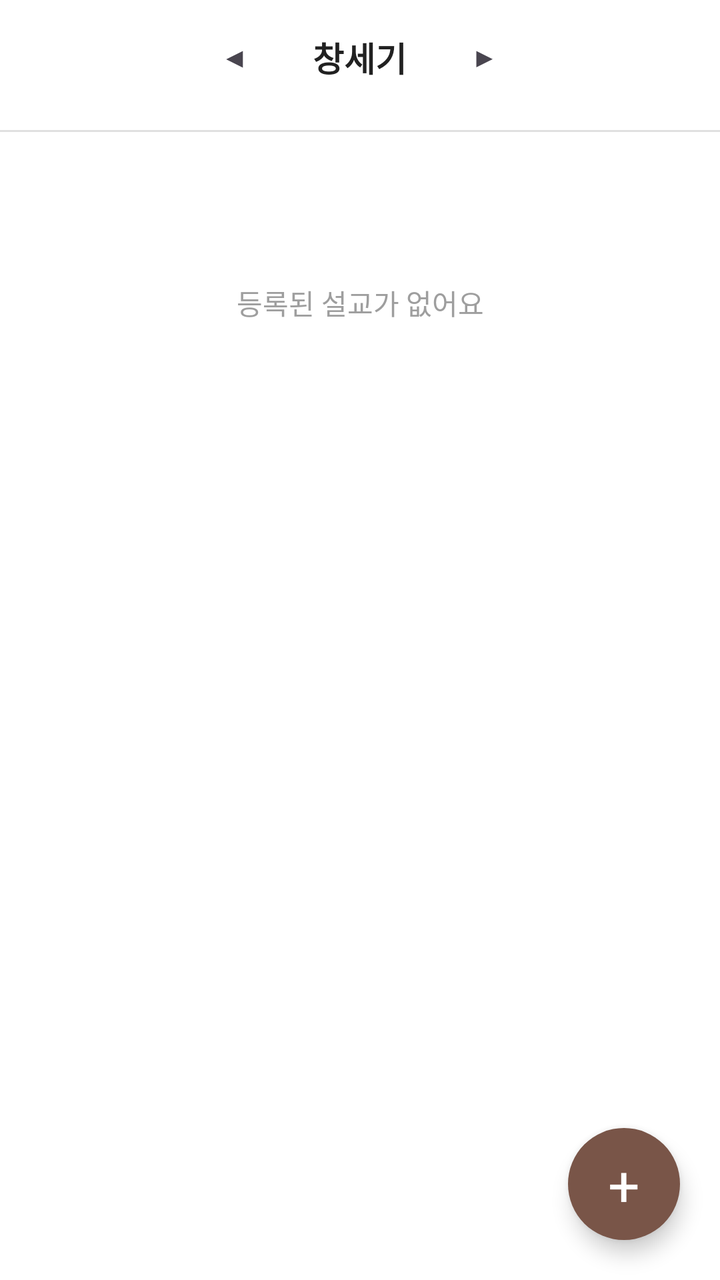
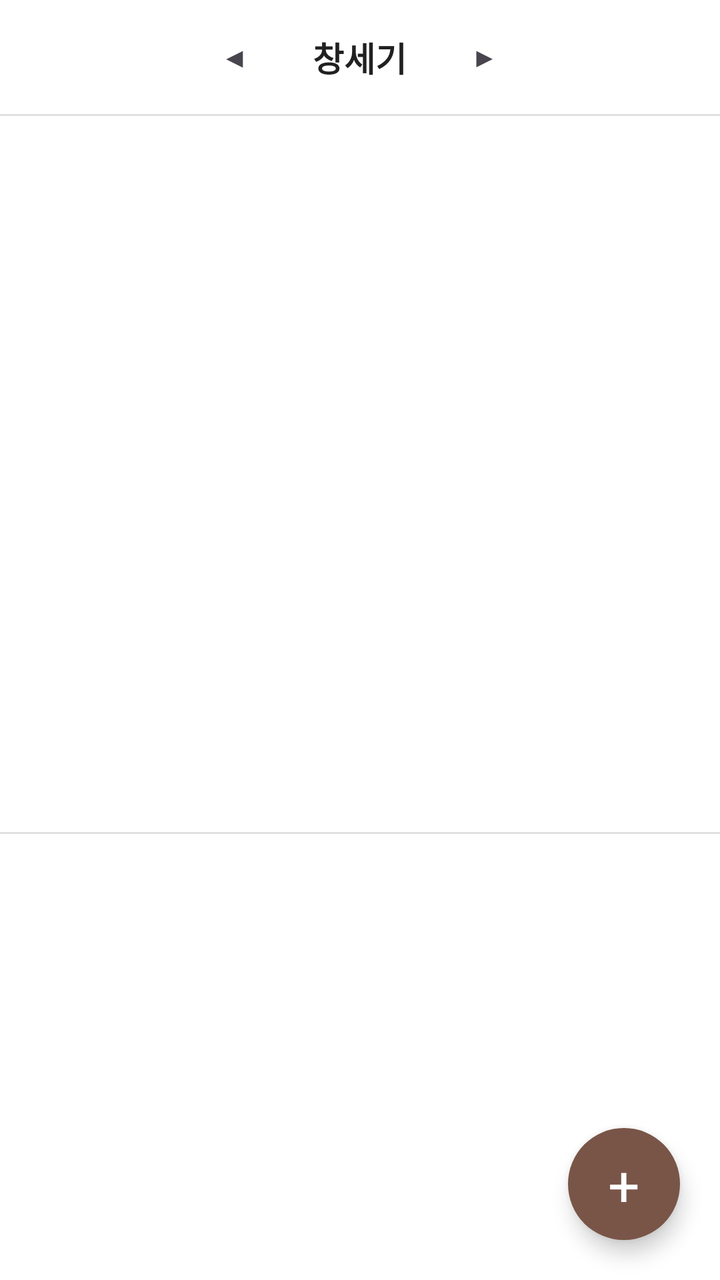

Screens rendered from an Android XML layout before and after an edit, with the pre-edit source and the edit as a unified diff.
<!-- AndroidManifest.xml: application theme Theme.BNOTE -->
<!-- res/layout/fragment_sermon_by_book.xml -->
<?xml version="1.0" encoding="utf-8"?>
<FrameLayout xmlns:android="http://schemas.android.com/apk/res/android"
    android:layout_width="match_parent"
    android:layout_height="match_parent">

    <ScrollView
        android:layout_width="match_parent"
        android:layout_height="match_parent">

        <LinearLayout
            android:layout_width="match_parent"
            android:layout_height="wrap_content"
            android:orientation="vertical">

            <LinearLayout
                android:layout_width="match_parent"
                android:layout_height="wrap_content"
                android:orientation="horizontal"
                android:gravity="center">

                <TextView
                    android:id="@+id/btn_book_prev"
                    android:layout_width="wrap_content"
                    android:layout_height="wrap_content"
                    android:text="◀"
                    android:padding="16dp"
                    android:clickable="true"
                    android:focusable="true"
                    android:background="?attr/selectableItemBackgroundBorderless" />

                <TextView
                    android:id="@+id/text_current_book"
                    android:layout_width="wrap_content"
                    android:layout_height="wrap_content"
                    android:padding="16dp"
                    android:text="창세기"
                    android:textSize="17sp"
                    android:textStyle="bold"
                    android:clickable="true"
                    android:focusable="true"
                    android:background="?attr/selectableItemBackground"
                    android:textColor="@color/text_primary" />

                <TextView
                    android:id="@+id/btn_book_next"
                    android:layout_width="wrap_content"
                    android:layout_height="wrap_content"
                    android:text="▶"
                    android:padding="16dp"
                    android:clickable="true"
                    android:focusable="true"
                    android:background="?attr/selectableItemBackgroundBorderless" />
            </LinearLayout>

            <androidx.recyclerview.widget.RecyclerView
                android:id="@+id/recycler_chapter_grid"
                android:layout_width="match_parent"
                android:layout_height="wrap_content"
                android:nestedScrollingEnabled="false" />

            <View
                android:layout_width="match_parent"
                android:layout_height="1dp"
                android:layout_marginTop="8dp"
                android:background="@color/divider_light" />

            <TextView
                android:id="@+id/text_selected_chapter_label"
                android:layout_width="match_parent"
                android:layout_height="wrap_content"
                android:padding="16dp"
                android:textSize="14sp"
                android:textColor="@color/text_primary" />

            <TextView
                android:id="@+id/text_empty_by_chapter"
                android:layout_width="match_parent"
                android:layout_height="wrap_content"
                android:padding="24dp"
                android:gravity="center"
                android:text="등록된 설교가 없어요"
                android:textColor="@color/text_hint" />

            <androidx.recyclerview.widget.RecyclerView
                android:id="@+id/recycler_sermons_by_chapter"
                android:layout_width="match_parent"
                android:layout_height="wrap_content"
                android:nestedScrollingEnabled="false"
                android:visibility="gone" />
        </LinearLayout>
    </ScrollView>

    <TextView
        android:id="@+id/fab_add_sermon_by_book"
        android:layout_width="56dp"
        android:layout_height="56dp"
        android:layout_gravity="bottom|end"
        android:layout_margin="20dp"
        android:gravity="center"
        android:text="+"
        android:textSize="28sp"
        android:textColor="@color/white"
        android:background="@drawable/bg_fab_brown"
        android:elevation="6dp"
        android:clickable="true"
        android:focusable="true" />
</FrameLayout>
<!-- resources referenced by this layout -->
<resources>
  <color name="divider_light">#E0E0E0</color>
  <color name="text_hint">#9E9E9E</color>
  <color name="text_primary">#212121</color>
  <color name="white">#FFFFFFFF</color>
  <!-- drawable bg_fab_brown (drawable) -->
  <?xml version="1.0" encoding="utf-8"?>
  <shape xmlns:android="http://schemas.android.com/apk/res/android"
      android:shape="oval">
      <solid android:color="@color/brown_primary" />
  </shape>
  <style name="Theme.BNOTE" parent="Base.Theme.BNOTE" />
  <color name="brown_primary">#795548</color>
  <style name="Base.Theme.BNOTE" parent="Theme.Material3.DayNight.NoActionBar">
          <item name="colorPrimary">@color/brown_primary</item>
          <item name="colorPrimaryDark">@color/brown_primary_dark</item>
          <item name="android:statusBarColor">@color/brown_primary_dark</item>
          <item name="android:windowLightStatusBar">false</item>
          <item name="android:windowBackground">@color/surface_background</item>
      </style>
  <color name="brown_primary_dark">#5D4037</color>
  <color name="surface_background">#FFFFFF</color>
</resources>

<!-- the commit's change to res/layout/fragment_sermon_by_book.xml (unified diff, before → after) -->
@@ -3,92 +3,99 @@
     android:layout_width="match_parent"
     android:layout_height="match_parent">
 
-    <ScrollView
+    <LinearLayout
         android:layout_width="match_parent"
-        android:layout_height="match_parent">
+        android:layout_height="match_parent"
+        android:orientation="vertical">
 
         <LinearLayout
             android:layout_width="match_parent"
             android:layout_height="wrap_content"
-            android:orientation="vertical">
-
-            <LinearLayout
-                android:layout_width="match_parent"
-                android:layout_height="wrap_content"
-                android:orientation="horizontal"
-                android:gravity="center">
-
-                <TextView
-                    android:id="@+id/btn_book_prev"
-                    android:layout_width="wrap_content"
-                    android:layout_height="wrap_content"
-                    android:text="◀"
-                    android:padding="16dp"
-                    android:clickable="true"
-                    android:focusable="true"
-                    android:background="?attr/selectableItemBackgroundBorderless" />
-
-                <TextView
-                    android:id="@+id/text_current_book"
-                    android:layout_width="wrap_content"
-                    android:layout_height="wrap_content"
-                    android:padding="16dp"
-                    android:text="창세기"
-                    android:textSize="17sp"
-                    android:textStyle="bold"
-                    android:clickable="true"
-                    android:focusable="true"
-                    android:background="?attr/selectableItemBackground"
-                    android:textColor="@color/text_primary" />
-
-                <TextView
-                    android:id="@+id/btn_book_next"
-                    android:layout_width="wrap_content"
-                    android:layout_height="wrap_content"
-                    android:text="▶"
-                    android:padding="16dp"
-                    android:clickable="true"
-                    android:focusable="true"
-                    android:background="?attr/selectableItemBackgroundBorderless" />
-            </LinearLayout>
-
-            <androidx.recyclerview.widget.RecyclerView
-                android:id="@+id/recycler_chapter_grid"
-                android:layout_width="match_parent"
-                android:layout_height="wrap_content"
-                android:nestedScrollingEnabled="false" />
-
-            <View
-                android:layout_width="match_parent"
-                android:layout_height="1dp"
-                android:layout_marginTop="8dp"
-                android:background="@color/divider_light" />
+            android:orientation="horizontal"
+            android:gravity="center">
 
             <TextView
-                android:id="@+id/text_selected_chapter_label"
-                android:layout_width="match_parent"
+                android:id="@+id/btn_book_prev"
+                android:layout_width="wrap_content"
+                android:layout_height="wrap_content"
+                android:text="◀"
+                android:padding="16dp"
+                android:clickable="true"
+                android:focusable="true"
+                android:background="?attr/selectableItemBackgroundBorderless" />
+
+            <TextView
+                android:id="@+id/text_current_book"
+                android:layout_width="wrap_content"
                 android:layout_height="wrap_content"
                 android:padding="16dp"
-                android:textSize="14sp"
-                android:textColor="@color/text_primary" />
+                android:text="창세기"
+                android:textSize="17sp"
+                android:textStyle="bold"
+                android:textColor="@color/text_primary"
+                android:clickable="true"
+                android:focusable="true"
+                android:background="?attr/selectableItemBackground" />
+
+            <TextView
+                android:id="@+id/btn_book_next"
+                android:layout_width="wrap_content"
+                android:layout_height="wrap_content"
+                android:text="▶"
+                android:padding="16dp"
+                android:clickable="true"
+                android:focusable="true"
+                android:background="?attr/selectableItemBackgroundBorderless" />
+        </LinearLayout>
+
+        <View
+            android:layout_width="match_parent"
+            android:layout_height="1dp"
+            android:background="@color/divider_light" />
+
+        <androidx.recyclerview.widget.RecyclerView
+            android:id="@+id/recycler_chapter_grid"
+            android:layout_width="match_parent"
+            android:layout_height="0dp"
+            android:layout_weight="1"
+            android:padding="4dp" />
+
+        <View
+            android:layout_width="match_parent"
+            android:layout_height="1dp"
+            android:background="@color/divider_light" />
+
+        <TextView
+            android:id="@+id/text_selected_chapter_label"
+            android:layout_width="match_parent"
+            android:layout_height="wrap_content"
+            android:padding="12dp"
+            android:textSize="14sp"
+            android:textColor="@color/text_secondary" />
+
+        <FrameLayout
+            android:layout_width="match_parent"
+            android:layout_height="180dp">
 
             <TextView
                 android:id="@+id/text_empty_by_chapter"
                 android:layout_width="match_parent"
                 android:layout_height="wrap_content"
+                android:layout_gravity="center"
                 android:padding="24dp"
                 android:gravity="center"
                 android:text="등록된 설교가 없어요"
-                android:textColor="@color/text_hint" />
+                android:textColor="@color/text_hint"
+                android:visibility="gone" />
 
             <androidx.recyclerview.widget.RecyclerView
                 android:id="@+id/recycler_sermons_by_chapter"
                 android:layout_width="match_parent"
-                android:layout_height="wrap_content"
-                android:nestedScrollingEnabled="false"
+                android:layout_height="match_parent"
                 android:visibility="gone" />
-        </LinearLayout>
-    </ScrollView>
+        </FrameLayout>
+
+    </LinearLayout>
 
     <TextView
         android:id="@+id/fab_add_sermon_by_book"
<!-- resource entries referenced after the edit -->
@@ -3,6 +3,7 @@
   <color name="divider_light">#E0E0E0</color>
   <color name="text_hint">#9E9E9E</color>
   <color name="text_primary">#212121</color>
+  <color name="text_secondary">#757575</color>
   <color name="white">#FFFFFFFF</color>
   <!-- drawable bg_fab_brown (drawable) -->
   <?xml version="1.0" encoding="utf-8"?>
